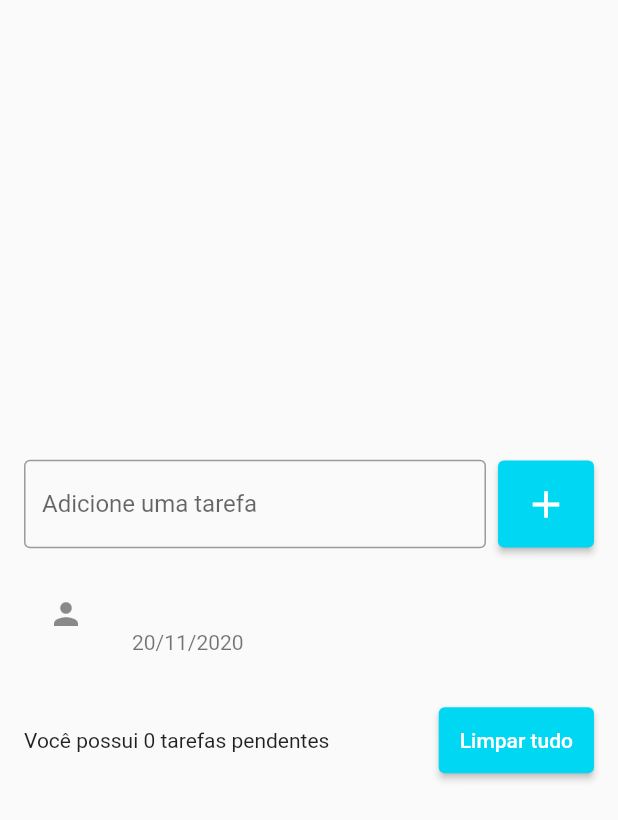
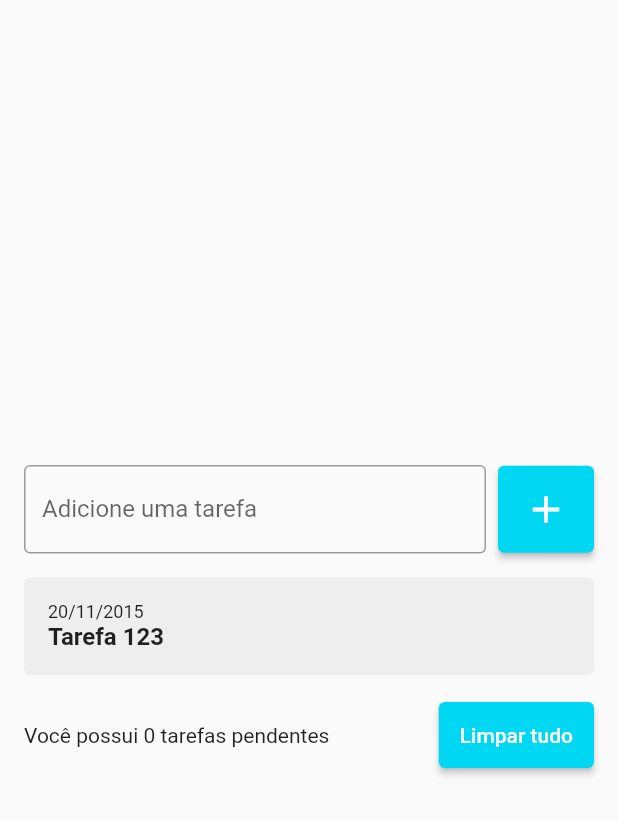
Before and after one commit to wilker123/TodoList_flutter, a Flutter app: the screen it shows after launch, after a tap on the "add" icon, on a phone screen of 412 x 824 dp. Shown: the top 820 px of the screen. Run offline on Flutter 3.47's test engine with Material 2 defaults, Android fonts, the phone set to English and light mode, and no system bars.

Commit message:
Created TodoListItem widget

```diff
--- a/todo_list/lib/pages/todo_list_page.dart
+++ b/todo_list/lib/pages/todo_list_page.dart
@@ -1,4 +1,6 @@
 import 'package:flutter/material.dart';
+
+import '../widgets/todo_list_item.dart';
 
 class TodoListPage extends StatefulWidget {
   TodoListPage({Key? key}) : super(key: key);
@@ -62,15 +64,7 @@ class _TodoListPageState extends State<TodoListPage> {
                 child: ListView(
                   shrinkWrap: true,
                   children: [
-                    for (String todo in todos)
-                      ListTile(
-                        title: Text(todo),
-                        subtitle: Text("20/11/2020"),
-                        leading: Icon(Icons.person),
-                        onTap: () {
-                          print(todo);
-                        },
-                      ),
+                    for (String todo in todos) const TodoListItem(),
                   ],
                 ),
               ),
--- /dev/null
+++ b/todo_list/lib/widgets/todo_list_item.dart
@@ -0,0 +1,34 @@
+import 'package:flutter/material.dart';
+
+class TodoListItem extends StatelessWidget {
+  const TodoListItem({Key? key}) : super(key: key);
+
+  @override
+  Widget build(BuildContext context) {
+    return Container(
+      decoration: BoxDecoration(
+        color: Colors.grey[200],
+        borderRadius: BorderRadius.circular(4),
+      ),
+      padding: const EdgeInsets.all(16),
+      child: Column(
+        crossAxisAlignment: CrossAxisAlignment.start,
+        children: [
+          Text(
+            "20/11/2015",
+            style: TextStyle(
+              fontSize: 12,
+            ),
+          ),
+          Text(
+            "Tarefa 123",
+            style: TextStyle(
+              fontSize: 16,
+              fontWeight: FontWeight.w600,
+            ),
+          ),
+        ],
+      ),
+    );
+  }
+}
```
